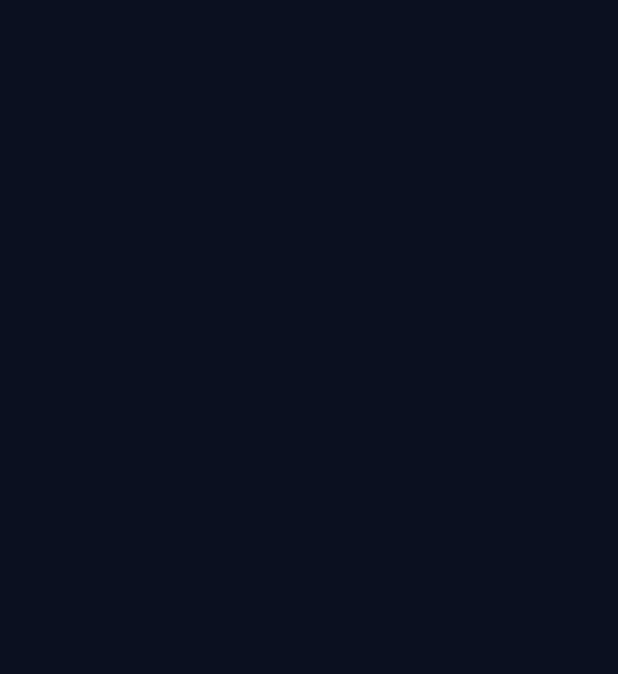
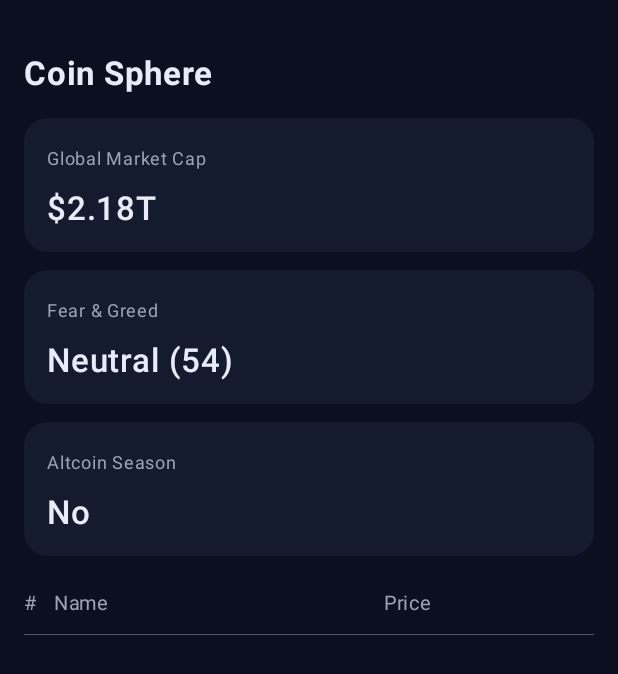
Before and after one commit to dxvm0n/ERamirezCoinShere, an Android app built with Jetpack Compose: the screen it shows after launch (MainActivity), on a phone screen of 412 x 824 dp. Before the commit the part shown is empty. Shown: the top 674 px of the screen. Run offline under Robolectric (Android 15) with nearby library versions, the phone set to English and light mode, and no system bars; pictures from the network do not load.

Commit message:
v1.3 - Primeras tarjetas de informacion global, e integracion con un LazyColumn, encabezados para lo que sera la lista de cryptos

```diff
--- a/app/src/main/java/com/example/coinsphere/MainActivity.kt
+++ b/app/src/main/java/com/example/coinsphere/MainActivity.kt
@@ -8,16 +8,21 @@ import androidx.activity.compose.setContent
 import androidx.activity.enableEdgeToEdge
 import androidx.compose.foundation.background
 import androidx.compose.foundation.layout.*
+import androidx.compose.foundation.lazy.LazyColumn
 import androidx.compose.foundation.shape.RoundedCornerShape
 import androidx.compose.material3.*
+import androidx.compose.material3.HorizontalDivider
 import androidx.compose.runtime.Composable
 import androidx.compose.runtime.remember
+import androidx.compose.ui.Alignment
 import androidx.compose.ui.Modifier
 import androidx.compose.ui.draw.clip
 import androidx.compose.ui.graphics.Color
+import androidx.compose.ui.text.font.FontWeight
 import androidx.compose.ui.tooling.preview.Preview
 import androidx.compose.ui.unit.Dp
 import androidx.compose.ui.unit.dp
+import androidx.compose.ui.unit.sp
 import coil.compose.AsyncImage
 
 val Background = Color(0xFF0B1020)
@@ -72,6 +77,63 @@ fun Home() {
             Cripto("TRON", "$0.3630", "https://cryptologos.cc/logos/tron-trx-logo.png?v=030"),
         )
     }
+
+    LazyColumn(
+        modifier = Modifier.fillMaxSize(),
+        contentPadding = PaddingValues(top = 20.dp, bottom = 24.dp)
+    ) {
+        item {
+            Text(
+                text = "Coin Sphere",
+                fontSize = 22.sp,
+                fontWeight = FontWeight.Bold,
+                color = TextMain
+            )
+            Spacer(Modifier.height(16.dp))
+        }
+
+        item {
+            globalinfo("Global Market Cap", "$2.18T")
+            Spacer(Modifier.height(12.dp))
+            globalinfo("Fear & Greed", "Neutral (54)")
+            Spacer(Modifier.height(12.dp))
+            globalinfo("Altcoin Season", "No")
+            Spacer(Modifier.height(20.dp))
+        }
+
+        item {
+            Row(
+                Modifier.fillMaxWidth().padding(bottom = 8.dp),
+                verticalAlignment = Alignment.CenterVertically
+            ) {
+                Text("#", color = TextDim, fontSize = 13.sp, modifier = Modifier.width(20.dp))
+                Text("Name", color = TextDim, fontSize = 13.sp, modifier = Modifier.weight(1f))
+                Text("Price", color = TextDim, fontSize = 13.sp, modifier = Modifier.width(140.dp),
+                    textAlign = androidx.compose.ui.text.style.TextAlign.Start)
+            }
+
+            HorizontalDivider(
+                modifier = Modifier.padding(bottom = 10.dp),
+                thickness = 0.7.dp,
+                color = TextDim.copy(alpha = 0.5f)
+            )
+        }
+    }
+}
+
+@Composable
+fun globalinfo(titulo: String, valor: String) {
+    Card(
+        modifier = Modifier.fillMaxWidth(),
+        colors = CardDefaults.cardColors(containerColor = Surface),
+        shape = RoundedCornerShape(16.dp)
+    ) {
+        Column(Modifier.padding(15.dp)) {
+            Text(titulo, color = TextDim, fontSize = 12.sp)
+            Spacer(Modifier.height(8.dp))
+            Text(valor, color = TextMain, fontSize = 22.sp, fontWeight = FontWeight.SemiBold)
+        }
+    }
 }
 
 @Preview(
```
